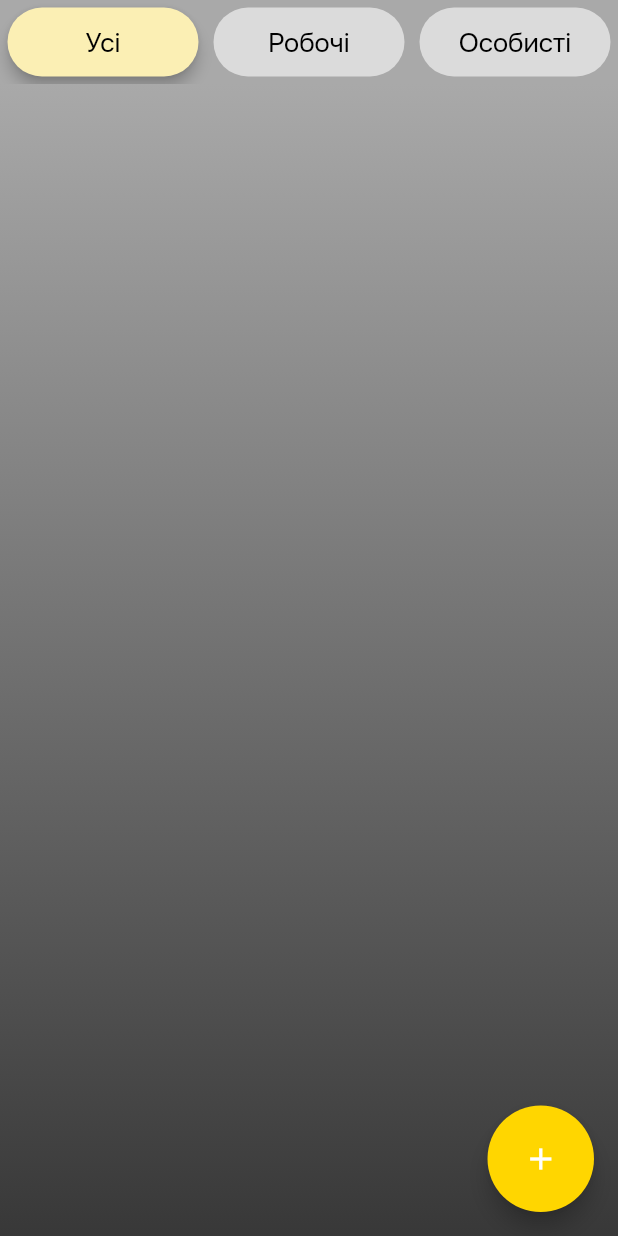
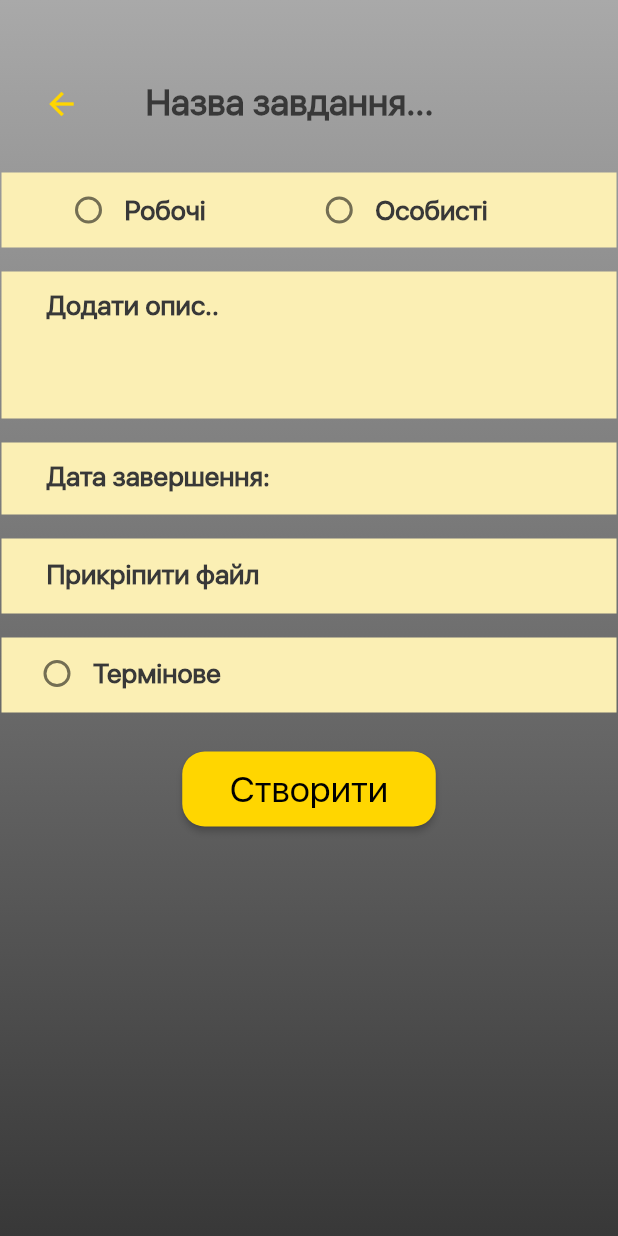
Before and after one commit to anastasiiavelma/to_do_app, a Flutter app: the TaskScreen screen opened directly, after a tap on the "add" icon, on a phone screen of 412 x 824 dp. Run offline on Flutter 3.47's test engine with Material 2 defaults, Android fonts, the phone set to English and light mode, and no system bars; network calls fail.

Commit message:
added task detail screen and starting connect to create task

```diff
--- a/lib/api/task_model.dart
+++ b/lib/api/task_model.dart
@@ -1,12 +1,12 @@
 class TaskModel {
   final String taskId;
-  late final int status;
+  final int status;
   final String name;
-  final int type;
+  final int? type;
   final String description;
-  final String finishDate;
+  final DateTime finishDate;
   final bool urgent;
-  final String syncTime;
+  final DateTime syncTime;
   final String file;
 
   TaskModel({
@@ -20,4 +20,32 @@ class TaskModel {
     required this.syncTime,
     required this.file,
   });
+
+  Map<String, dynamic> toJson() {
+    return {
+      'taskId': taskId,
+      'status': status,
+      'name': name,
+      'type': type,
+      'description': description,
+      'finishDate': finishDate.toIso8601String(),
+      'urgent': urgent,
+      'syncTime': syncTime.toIso8601String(),
+      'file': file,
+    };
+  }
+
+  factory TaskModel.fromJson(Map<String, dynamic> json) {
+    return TaskModel(
+      taskId: json['taskId'],
+      status: json['status'],
+      name: json['name'],
+      type: json['type'],
+      description: json['description'],
+      finishDate: DateTime.parse(json['finishDate']),
+      urgent: json['urgent'],
+      syncTime: DateTime.parse(json['syncTime']),
+      file: json['file'],
+    );
+  }
 }
--- a/lib/components/tasks_list.dart
+++ b/lib/components/tasks_list.dart
@@ -121,8 +121,8 @@ class _TaskListScreenState extends State<TaskListScreen> {
                           height: 5,
                         ),
                         Text(
-                          DateFormat('dd.MM.yyyy')
-                              .format(DateTime.parse(task.finishDate)),
+                          DateFormat('dd.MM.yyyy').format(
+                              DateTime.parse(task.finishDate.toString())),
                           style: const TextStyle(
                             color: Color(0xFF383838),
                             fontSize: 11,
--- a/lib/pages/task_detail_screen.dart
+++ b/lib/pages/task_detail_screen.dart
@@ -0,0 +1,358 @@
+import 'dart:convert';
+
+import 'package:flutter/material.dart';
+import 'package:flutter/services.dart';
+import 'package:flutter/cupertino.dart';
+import 'package:intl/intl.dart';
+import 'package:http/http.dart' as http;
+import 'package:to_do_app/api/task_model.dart';
+import 'package:uuid/uuid.dart';
+
+class TaskDetailScreen extends StatefulWidget {
+  const TaskDetailScreen({Key? key}) : super(key: key);
+
+  @override
+  _TaskDetailScreenState createState() => _TaskDetailScreenState();
+}
+
+class _TaskDetailScreenState extends State<TaskDetailScreen> {
+  List<TaskModel> tasks = [];
+  final TextEditingController _nameController = TextEditingController();
+  final TextEditingController _descriptionController = TextEditingController();
+  final TextEditingController _dateController = TextEditingController();
+
+  String generateUniqueId() {
+    final uuid = Uuid();
+    return uuid.v4();
+  }
+
+  bool isUrgent = false;
+  DateTime? _selectedDate;
+  int? _type;
+
+  @override
+  void dispose() {
+    _nameController.dispose();
+    _descriptionController.dispose();
+    super.dispose();
+  }
+
+  @override
+  Widget build(BuildContext context) {
+    SystemChrome.setSystemUIOverlayStyle(const SystemUiOverlayStyle(
+      statusBarColor: Color(0xFFA9A9A9),
+    ));
+
+    Future<void> createTask() async {
+      final task = TaskModel(
+        taskId: generateUniqueId(),
+        status: 1,
+        name: _nameController.text,
+        type: _type,
+        description: _descriptionController.text,
+        finishDate: DateTime.parse(_dateController.text),
+        urgent: isUrgent ? true : false,
+        syncTime: DateTime.now(),
+        file: '',
+      );
+
+      final taskJson = task.toJson();
+
+      try {
+        final response = await http.post(
+          Uri.parse('https://to-do.softwars.com.ua/tasks'),
+          body: taskJson,
+        );
+
+        if (response.statusCode == 201) {
+          final responseData = json.decode(response.body);
+          final taskJson = responseData['data'][0];
+          final createdTask = TaskModel.fromJson(taskJson);
+
+          // Task created successfully
+          print('Task created successfully: ${createdTask.taskId}');
+        } else {
+          // Error creating task
+          print('Error creating task. Status code: ${response.statusCode}');
+          // Handle the error accordingly
+        }
+      } catch (error) {
+        // Exception occurred during the HTTP request
+        print('Error creating task: $error');
+        // Handle the exception accordingly
+      }
+    }
+
+    final nameOfTaskField = TextField(
+      controller: _nameController,
+      decoration: const InputDecoration(
+        floatingLabelBehavior: FloatingLabelBehavior.never,
+        hintText: 'Назва завдання...',
+        labelText: 'Назва завдання...',
+        labelStyle: TextStyle(
+          fontFamily: 'SanFrancisco',
+          fontSize: 24,
+          fontWeight: FontWeight.w600,
+          color: Color(0xFF383838), // Set the desired text color for the label
+        ),
+        enabledBorder: OutlineInputBorder(
+          borderSide: BorderSide(
+            color: Colors.transparent, // Установите прозрачный цвет рамки
+          ),
+        ),
+        focusedBorder: OutlineInputBorder(
+          borderSide: BorderSide(
+            color: Colors.transparent,
+          ),
+        ),
+      ),
+    );
+    final descriptionOfTaskField = TextField(
+      controller: _descriptionController,
+      decoration: const InputDecoration(
+        contentPadding: EdgeInsets.fromLTRB(30, 17, 0, 0),
+        floatingLabelBehavior: FloatingLabelBehavior.never,
+        hintText: 'Додати опис...',
+        labelText: 'Додати опис..',
+        labelStyle: TextStyle(
+          fontFamily: 'SanFrancisco',
+          fontSize: 18,
+          fontWeight: FontWeight.w600,
+          color: Color(0xFF383838), // Set the desired text color for the label
+        ),
+        enabledBorder: OutlineInputBorder(
+          borderSide: BorderSide(
+            color: Colors.transparent, // Установите прозрачный цвет рамки
+          ),
+        ),
+        focusedBorder: OutlineInputBorder(
+          borderSide: BorderSide(
+            color: Colors.transparent,
+          ),
+        ),
+      ),
+    );
+    final datePickerField = TextField(
+      controller: _dateController,
+      readOnly: true,
+      onTap: () {
+        showCupertinoModalPopup(
+          context: context,
+          builder: (BuildContext context) {
+            return SizedBox(
+              height: 216,
+              child: CupertinoDatePicker(
+                mode: CupertinoDatePickerMode.date,
+                initialDateTime: DateTime.now(),
+                minimumYear: 2000,
+                maximumYear: 2100,
+                onDateTimeChanged: (DateTime newDate) {
+                  setState(() {
+                    _selectedDate = newDate;
+                    _dateController.text =
+                        DateFormat('yyyy-MM-dd').format(_selectedDate!);
+                  });
+                },
+              ),
+            );
+          },
+        );
+      },
+      decoration: const InputDecoration(
+        contentPadding: EdgeInsets.fromLTRB(30, 5, 0, 0),
+        border: InputBorder.none,
+        labelText: 'Дата завершення:',
+        labelStyle: TextStyle(
+          fontFamily: 'SanFrancisco',
+          fontSize: 18,
+          fontWeight: FontWeight.w600,
+          color: Color(0xFF383838),
+        ),
+      ),
+    );
+
+    return Scaffold(
+        body: Container(
+      decoration: const BoxDecoration(
+          gradient: LinearGradient(
+        begin: Alignment.topCenter,
+        end: Alignment.bottomCenter,
+        colors: [
+          Color(0xFFA9A9A9),
+          Color(0xFF383838),
+        ],
+      )),
+      child: Padding(
+        padding: const EdgeInsets.fromLTRB(1, 40, 1, 16),
+        child: ListView(
+          children: [
+            Column(
+              crossAxisAlignment: CrossAxisAlignment.stretch,
+              children: [
+                Row(
+                  children: [
+                    const SizedBox(
+                      width: 16,
+                    ),
+                    IconButton(
+                      onPressed: () {
+                        Navigator.pop(context);
+                      },
+                      icon: const Icon(Icons.arrow_back,
+                          color: Color(0xFFFFD600), size: 24),
+                    ),
+                    const SizedBox(
+                      width: 20,
+                    ),
+                    Expanded(
+                      child: nameOfTaskField,
+                    ),
+                  ],
+                ),
+                const SizedBox(height: 16.0),
+                Container(
+                  height: 50,
+                  padding: const EdgeInsets.only(left: 34),
+                  decoration: const BoxDecoration(
+                    color: Color(0xFFFBEFB4),
+                  ),
+                  child: Row(
+                    children: [
+                      Radio<int>(
+                        value: 1,
+                        groupValue: _type,
+                        activeColor: const Color(0xFFFFD600),
+                        onChanged: (value) {
+                          setState(() {
+                            _type = value;
+                          });
+                        },
+                      ),
+                      const Text(
+                        'Робочі',
+                        style: TextStyle(
+                          fontFamily: 'SanFrancisco',
+                          fontSize: 18,
+                          fontWeight: FontWeight.w600,
+                          color: Color(0xFF383838),
+                        ),
+                      ),
+                      const SizedBox(width: 65.0),
+                      Radio<int>(
+                        value: 2,
+                        groupValue: _type,
+                        activeColor: const Color(0xFFFFD600),
+                        onChanged: (value) {
+                          setState(() {
+                            _type = value;
+                          });
+                        },
+                      ),
+                      const Text(
+                        'Особисті',
+                        style: TextStyle(
+                          fontFamily: 'SanFrancisco',
+                          fontSize: 18,
+                          fontWeight: FontWeight.w600,
+                          color: Color(0xFF383838),
+                        ),
+                      ),
+                    ],
+                  ),
+                ),
+                const SizedBox(height: 16.0),
+                Container(
+                  height: 98,
+                  decoration: const BoxDecoration(
+                    color: Color(0xFFFBEFB4),
+                  ),
+                  child: descriptionOfTaskField,
+                ),
+                const SizedBox(height: 16.0),
+                Container(
+                  decoration: const BoxDecoration(
+                    color: Color(0xFFFBEFB4),
+                  ),
+                  child: datePickerField,
+                ),
+                const SizedBox(height: 16.0),
+                Container(
+                  height: 50,
+                  padding: const EdgeInsets.fromLTRB(30, 13, 0, 0),
+                  decoration: const BoxDecoration(
+                    color: Color(0xFFFBEFB4),
+                  ),
+                  child: const Text(
+                    'Прикріпити файл',
+                    style: TextStyle(
+                        fontFamily: 'SanFrancisco',
+                        fontSize: 18,
+                        fontWeight: FontWeight.w600,
+                        color: Color(0xFF383838)),
+                  ),
+                ),
+                const SizedBox(height: 16.0),
+                Container(
+                    height: 50,
+                    padding: const EdgeInsets.fromLTRB(13, 13, 0, 15),
+                    decoration: const BoxDecoration(
+                      color: Color(0xFFFBEFB4),
+                    ),
+                    child: Row(
+                      children: [
+                        Radio(
+                          value: true,
+                          groupValue: isUrgent,
+                          activeColor: const Color(0xFFFFD600),
+                          onChanged: (value) {
+                            setState(() {
+                              isUrgent = value ?? false;
+                            });
+                          },
+                        ),
+                        const Text(
+                          'Термінове',
+                          style: TextStyle(
+                            fontFamily: 'SanFrancisco',
+                            fontSize: 18,
+                            fontWeight: FontWeight.w600,
+                            color: Color(0xFF383838),
+                          ),
+                        ),
+                      ],
+                    )),
+                const SizedBox(height: 16.0),
+                Center(
+                  child: Padding(
+                    padding: const EdgeInsets.only(top: 10.0),
+                    child: ElevatedButton(
+                      onPressed: () {
+                        createTask();
+                      },
+                      style: ElevatedButton.styleFrom(
+                        minimumSize: const Size(169, 50),
+                        backgroundColor: const Color(0xFFFFD600),
+                        shape: RoundedRectangleBorder(
+                          borderRadius: BorderRadius.circular(15),
+                        ),
+                      ),
+                      child: const Text(
+                        'Створити',
+                        style: TextStyle(
+                          color: Colors.black,
+                          fontSize: 24,
+                          fontWeight: FontWeight.w500,
+                          fontFamily: 'SanFrancisco',
+                        ),
+                      ),
+                    ),
+                  ),
+                ),
+              ],
+            ),
+          ],
+        ),
+      ),
+    ));
+  }
+}
--- a/lib/pages/task_screen.dart
+++ b/lib/pages/task_screen.dart
@@ -1,6 +1,6 @@
 import 'package:flutter/material.dart';
 import 'package:flutter/services.dart';
-
+import 'package:to_do_app/pages/task_detail_screen.dart';
 import '../components/tasks_list.dart';
 
 class TaskScreen extends StatefulWidget {
@@ -48,33 +48,34 @@ class _TaskScreenState extends State<TaskScreen> {
             Color(0xFF383838),
           ],
         )),
-        child: Column(
+        child: const Column(
+          mainAxisAlignment: MainAxisAlignment.spaceEvenly,
           children: [
-            Padding(
-              padding: const EdgeInsets.fromLTRB(14, 25, 14, 0),
-              child: Container(
-                child: const Row(
-                  mainAxisAlignment: MainAxisAlignment.spaceEvenly,
-                  children: [],
-                ),
-              ),
-            ),
-            const Expanded(child: TaskListScreen()),
+            Expanded(child: TaskListScreen()),
           ],
         ),
       )),
-      floatingActionButton: Container(
-        height: 71, // Adjust the height of the FloatingActionButton
-        width: 71,
-        decoration: BoxDecoration(
-          borderRadius: BorderRadius.circular(15),
-        ),
+      floatingActionButton: SizedBox(
+        height: 70, // Adjust the height of the FloatingActionButton
+        width: 70,
         child: FloatingActionButton(
           onPressed: () {
-            // Add
+            Navigator.push(
+              context,
+              MaterialPageRoute(
+                  builder: (context) =>
+                      const TaskDetailScreen()), // Replace SecondPage with the desired page you want to navigate to
+            );
           },
+          shape: RoundedRectangleBorder(
+            borderRadius: BorderRadius.circular(25), // Half of the width
+          ),
           backgroundColor: const Color(0xFFFFD600),
-          child: const Icon(Icons.add),
+          child: const Icon(
+            color: Color(0xFF383838),
+            Icons.add,
+            size: 45,
+          ),
         ),
       ),
     );
@@ -99,7 +100,7 @@ class _TaskScreenState extends State<TaskScreen> {
           child: Text(
             buttonName,
             style: const TextStyle(
-              color: Colors.black,
+              color: Color(0xFF383838),
               fontSize: 18,
               fontWeight: FontWeight.w500,
               fontFamily: 'SanFrancisco',
--- a/pubspec.yaml
+++ b/pubspec.yaml
@@ -37,6 +37,9 @@ dependencies:
   http: ^0.13.6
   equatable: ^2.0.5
   intl: ^0.18.1
+  roundcheckbox: ^2.0.5
+  awesome_icons: ^1.1.0
+  uuid: ^3.0.7
 
 dev_dependencies:
   flutter_test:
```
Also changed, not shown: lib/pages/task_update_screen.dart (deleted), pubspec.lock.
